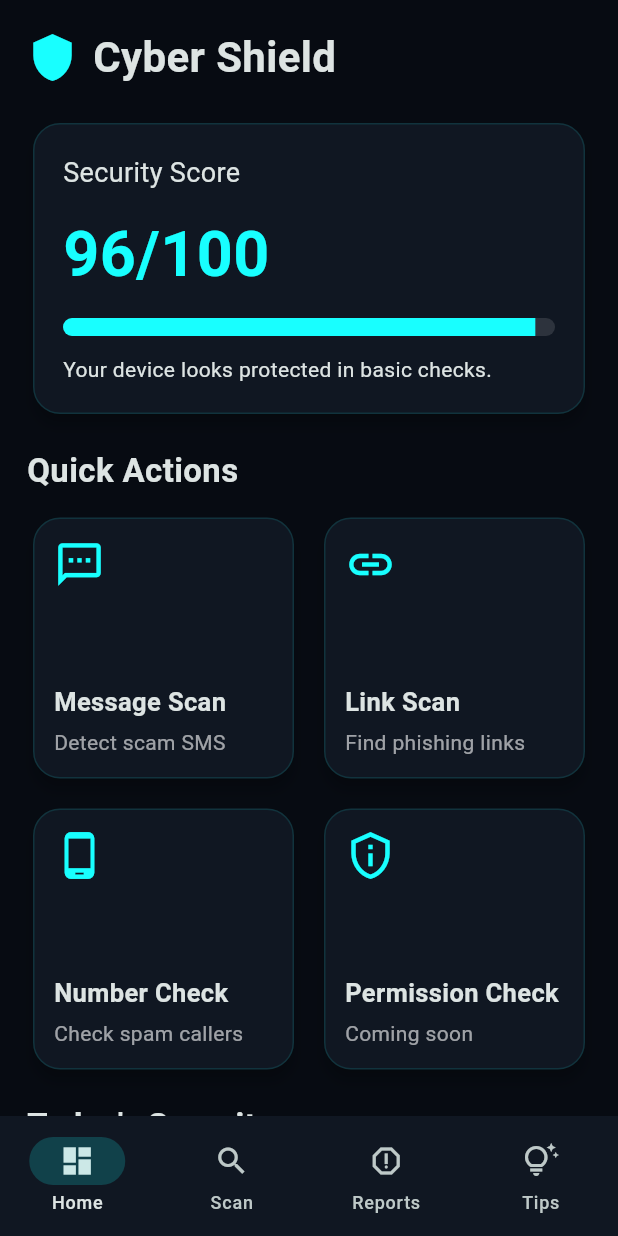
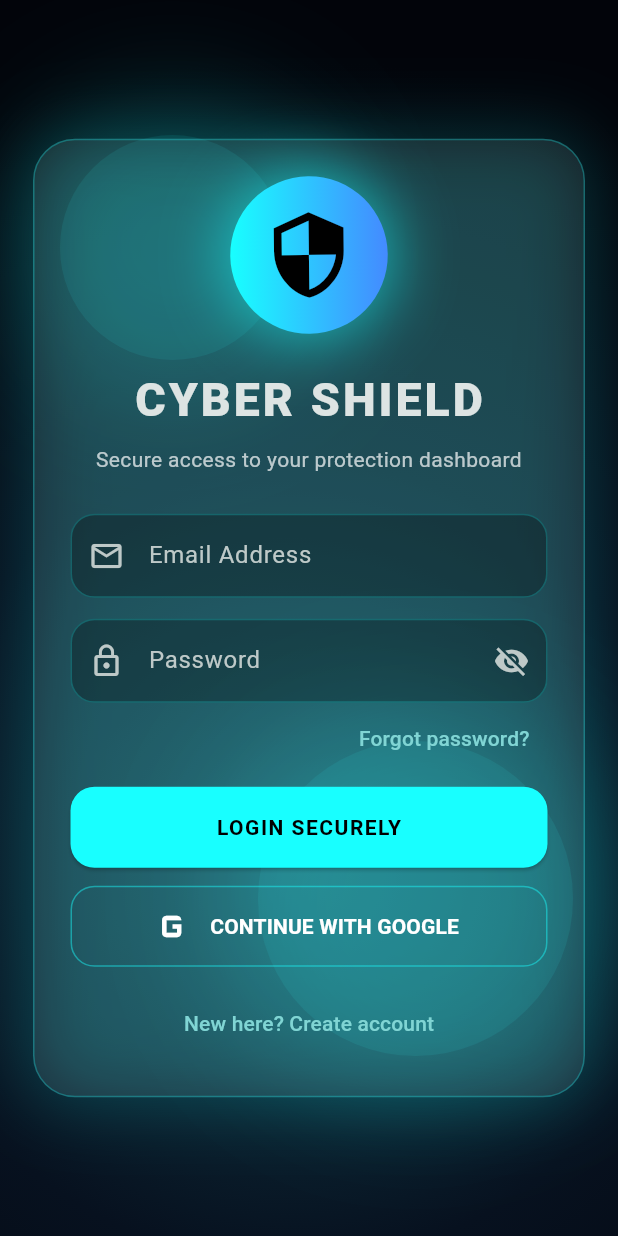
Before and after one commit to pandeyalok81249-dotcom/cyber_shield, a Flutter app: the screen it shows after launch, on a phone screen of 412 x 824 dp. Run offline on Flutter 3.47's test engine with Material 3 defaults, Android fonts, the phone set to English and light mode, and no system bars; our stand-ins replace cloud_firestore, firebase_auth, firebase_core; accounts and stored records are empty.

Commit message:
Add Firebase authentication and user profiles

```diff
--- a/lib/app.dart
+++ b/lib/app.dart
@@ -1,6 +1,8 @@
+import 'package:firebase_auth/firebase_auth.dart';
 import 'package:flutter/material.dart';
 
 import 'main.dart';
+import 'screens/login_screen.dart';
 
 class CyberShieldApp extends StatelessWidget {
   const CyberShieldApp({super.key});
@@ -19,7 +21,22 @@ class CyberShieldApp extends StatelessWidget {
           brightness: Brightness.dark,
         ),
       ),
-      home: const AppShell(),
+      home: StreamBuilder<User?>(
+        stream: FirebaseAuth.instance.authStateChanges(),
+        builder: (context, snapshot) {
+          if (snapshot.connectionState == ConnectionState.waiting) {
+            return const Scaffold(
+              body: Center(child: CircularProgressIndicator()),
+            );
+          }
+
+          if (snapshot.hasData) {
+            return const AppShell();
+          }
+
+          return const LoginScreen();
+        },
+      ),
     );
   }
 }
--- a/lib/main.dart
+++ b/lib/main.dart
@@ -6,6 +6,7 @@ import 'screens/reports_screen.dart';
 import 'screens/tips_screen.dart';
 import 'package:firebase_core/firebase_core.dart';
 import 'firebase_options.dart';
+import 'package:firebase_auth/firebase_auth.dart';
 
 Future<void> main() async {
   WidgetsFlutterBinding.ensureInitialized();
@@ -37,7 +38,18 @@ class _AppShellState extends State<AppShell> {
   @override
   Widget build(BuildContext context) {
     return Scaffold(
-      body: pages[currentIndex],
+  appBar: AppBar(
+    title: const Text("Cyber Shield"),
+    actions: [
+      IconButton(
+        icon: const Icon(Icons.logout),
+        onPressed: () async {
+          await FirebaseAuth.instance.signOut();
+        },
+      ),
+    ],
+  ),
+  body: pages[currentIndex],
       bottomNavigationBar: NavigationBar(
         selectedIndex: currentIndex,
         backgroundColor: const Color(0xFF101722),
--- a/lib/screens/login_screen.dart
+++ b/lib/screens/login_screen.dart
@@ -0,0 +1,435 @@
+import 'dart:math';
+import 'package:firebase_auth/firebase_auth.dart';
+import 'package:flutter/material.dart';
+import 'package:cloud_firestore/cloud_firestore.dart';
+
+class LoginScreen extends StatefulWidget {
+  const LoginScreen({super.key});
+
+  @override
+  State<LoginScreen> createState() => _LoginScreenState();
+}
+
+class _LoginScreenState extends State<LoginScreen>
+    with SingleTickerProviderStateMixin {
+  final emailController = TextEditingController();
+  final passwordController = TextEditingController();
+
+  bool isLogin = true;
+  bool loading = false;
+  bool hidePassword = true;
+
+  late AnimationController animationController;
+
+  @override
+  void initState() {
+    super.initState();
+    animationController =
+        AnimationController(vsync: this, duration: const Duration(seconds: 8))
+          ..repeat();
+  }
+
+  @override
+  void dispose() {
+    animationController.dispose();
+    emailController.dispose();
+    passwordController.dispose();
+    super.dispose();
+  }
+
+  bool validateInputs() {
+    final email = emailController.text.trim();
+    final password = passwordController.text.trim();
+
+    if (email.isEmpty || !email.contains("@")) {
+      showMessage("Enter a valid email address.");
+      return false;
+    }
+
+    if (password.length < 6) {
+      showMessage("Password must be at least 6 characters.");
+      return false;
+    }
+
+    return true;
+  }
+  Future<void> saveUserProfile(User user) async {
+  await FirebaseFirestore.instance.collection("users").doc(user.uid).set({
+    "uid": user.uid,
+    "email": user.email,
+    "displayName": user.displayName ?? "",
+    "photoURL": user.photoURL ?? "",
+    "createdAt": FieldValue.serverTimestamp(),
+  }, SetOptions(merge: true));
+}
+
+Future<void> submit() async {
+  if (!validateInputs()) return;
+
+  setState(() => loading = true);
+
+  try {
+    UserCredential credential;
+
+    if (isLogin) {
+      credential = await FirebaseAuth.instance.signInWithEmailAndPassword(
+        email: emailController.text.trim(),
+        password: passwordController.text.trim(),
+      );
+    } else {
+      credential = await FirebaseAuth.instance.createUserWithEmailAndPassword(
+        email: emailController.text.trim(),
+        password: passwordController.text.trim(),
+      );
+    }
+
+    final user = credential.user;
+    if (user != null) {
+      await saveUserProfile(user);
+    }
+  } on FirebaseAuthException catch (e) {
+    showMessage(firebaseError(e.code));
+  } finally {
+    if (mounted) setState(() => loading = false);
+  }
+}
+Future<void> signInWithGoogle() async {
+  setState(() => loading = true);
+
+  try {
+    final provider = GoogleAuthProvider();
+
+    provider.setCustomParameters({
+      'prompt': 'select_account',
+    });
+
+    final credential = await FirebaseAuth.instance.signInWithPopup(provider);
+
+    final user = credential.user;
+    if (user != null) {
+      await saveUserProfile(user);
+    }
+  } on FirebaseAuthException catch (e) {
+    showMessage(firebaseError(e.code));
+  } catch (e) {
+    debugPrint("Google Error: $e");
+    showMessage(e.toString());
+  } finally {
+    if (mounted) setState(() => loading = false);
+  }
+}
+
+  Future<void> forgotPassword() async {
+    final email = emailController.text.trim();
+
+    if (email.isEmpty || !email.contains("@")) {
+      showMessage("Enter your email first.");
+      return;
+    }
+
+    try {
+      await FirebaseAuth.instance.sendPasswordResetEmail(email: email);
+      showMessage("Password reset email sent.");
+    } on FirebaseAuthException catch (e) {
+      showMessage(firebaseError(e.code));
+    }
+  }
+
+  String firebaseError(String code) {
+    switch (code) {
+      case "invalid-email":
+        return "Invalid email address.";
+      case "user-not-found":
+        return "No account found with this email.";
+      case "wrong-password":
+        return "Wrong password.";
+      case "email-already-in-use":
+        return "This email is already registered.";
+      case "weak-password":
+        return "Use a stronger password.";
+      case "network-request-failed":
+        return "Network error. Check your internet.";
+      case "popup-closed-by-user":
+        return "Google sign-in was cancelled.";
+      default:
+        return "Something went wrong. Try again.";
+    }
+  }
+
+  void showMessage(String message) {
+    ScaffoldMessenger.of(context).showSnackBar(
+      SnackBar(content: Text(message)),
+    );
+  }
+
+  @override
+  Widget build(BuildContext context) {
+    final isWide = MediaQuery.of(context).size.width > 850;
+
+    return Scaffold(
+      body: AnimatedBuilder(
+        animation: animationController,
+        builder: (context, _) {
+          return Container(
+            decoration: BoxDecoration(
+              gradient: RadialGradient(
+                center: Alignment(
+                  sin(animationController.value * 2 * pi) * 0.4,
+                  cos(animationController.value * 2 * pi) * 0.4,
+                ),
+                radius: 1.3,
+                colors: const [
+                  Color(0xFF103B49),
+                  Color(0xFF07111F),
+                  Color(0xFF02040A),
+                ],
+              ),
+            ),
+            child: Stack(
+              children: [
+                Positioned(top: 90, left: 40, child: glowCircle(150)),
+                Positioned(bottom: 120, right: 30, child: glowCircle(210)),
+                Center(
+                  child: SingleChildScrollView(
+                    padding: const EdgeInsets.all(22),
+                    child: isWide
+                        ? Row(
+                            mainAxisAlignment: MainAxisAlignment.center,
+                            children: [
+                              heroPanel(),
+                              const SizedBox(width: 36),
+                              loginCard(),
+                            ],
+                          )
+                        : loginCard(),
+                  ),
+                ),
+              ],
+            ),
+          );
+        },
+      ),
+    );
+  }
+
+  Widget heroPanel() {
+    return const SizedBox(
+      width: 390,
+      child: Column(
+        crossAxisAlignment: CrossAxisAlignment.start,
+        children: [
+          Icon(Icons.shield, size: 90, color: Colors.cyanAccent),
+          SizedBox(height: 18),
+          Text(
+            "AI Powered\nFraud Protection",
+            style: TextStyle(
+              fontSize: 44,
+              fontWeight: FontWeight.w900,
+              height: 1.1,
+            ),
+          ),
+          SizedBox(height: 16),
+          Text(
+            "Detect scam messages, risky links, fraud numbers and protect your digital identity.",
+            style: TextStyle(fontSize: 17, color: Colors.white70),
+          ),
+        ],
+      ),
+    );
+  }
+
+  Widget loginCard() {
+    return Container(
+      constraints: const BoxConstraints(maxWidth: 430),
+      padding: const EdgeInsets.all(24),
+      decoration: BoxDecoration(
+        color: Colors.white.withValues(alpha: 0.08),
+        borderRadius: BorderRadius.circular(28),
+        border: Border.all(
+          color: Colors.cyanAccent.withValues(alpha: 0.28),
+        ),
+        boxShadow: [
+          BoxShadow(
+            color: Colors.cyanAccent.withValues(alpha: 0.18),
+            blurRadius: 40,
+            spreadRadius: 4,
+          ),
+        ],
+      ),
+      child: Column(
+        mainAxisSize: MainAxisSize.min,
+        children: [
+          Transform.rotate(
+            angle: sin(animationController.value * 2 * pi) * 0.08,
+            child: Container(
+              height: 105,
+              width: 105,
+              decoration: BoxDecoration(
+                shape: BoxShape.circle,
+                gradient: const LinearGradient(
+                  colors: [Colors.cyanAccent, Colors.blueAccent],
+                ),
+                boxShadow: [
+                  BoxShadow(
+                    color: Colors.cyanAccent.withValues(alpha: 0.55),
+                    blurRadius: 35,
+                    spreadRadius: 5,
+                  ),
+                ],
+              ),
+              child: const Icon(Icons.security, size: 62, color: Colors.black),
+            ),
+          ),
+          const SizedBox(height: 22),
+          const Text(
+            "CYBER SHIELD",
+            style: TextStyle(
+              fontSize: 31,
+              fontWeight: FontWeight.w900,
+              letterSpacing: 2,
+            ),
+          ),
+          const SizedBox(height: 8),
+          Text(
+            isLogin
+                ? "Secure access to your protection dashboard"
+                : "Create your secure protection account",
+            textAlign: TextAlign.center,
+            style: const TextStyle(color: Colors.white70),
+          ),
+          const SizedBox(height: 26),
+          TextField(
+            controller: emailController,
+            keyboardType: TextInputType.emailAddress,
+            decoration: inputDecoration("Email Address", Icons.email_outlined),
+          ),
+          const SizedBox(height: 14),
+          TextField(
+            controller: passwordController,
+            obscureText: hidePassword,
+            decoration: inputDecoration("Password", Icons.lock_outline)
+                .copyWith(
+              suffixIcon: IconButton(
+                icon: Icon(
+                  hidePassword ? Icons.visibility_off : Icons.visibility,
+                ),
+                onPressed: () {
+                  setState(() => hidePassword = !hidePassword);
+                },
+              ),
+            ),
+          ),
+          Align(
+            alignment: Alignment.centerRight,
+            child: TextButton(
+              onPressed: forgotPassword,
+              child: const Text("Forgot password?"),
+            ),
+          ),
+          const SizedBox(height: 8),
+          SizedBox(
+            width: double.infinity,
+            height: 54,
+            child: ElevatedButton(
+              onPressed: loading ? null : submit,
+              style: ElevatedButton.styleFrom(
+                backgroundColor: Colors.cyanAccent,
+                foregroundColor: Colors.black,
+                shape: RoundedRectangleBorder(
+                  borderRadius: BorderRadius.circular(16),
+                ),
+              ),
+              child: loading
+                  ? const SizedBox(
+                      height: 22,
+                      width: 22,
+                      child: CircularProgressIndicator(
+                        strokeWidth: 2,
+                        color: Colors.black,
+                      ),
+                    )
+                  : Text(
+                      isLogin ? "LOGIN SECURELY" : "CREATE ACCOUNT",
+                      style: const TextStyle(
+                        fontWeight: FontWeight.bold,
+                        letterSpacing: 1,
+                      ),
+                    ),
+            ),
+          ),
+          const SizedBox(height: 12),
+          SizedBox(
+            width: double.infinity,
+            height: 54,
+            child: OutlinedButton.icon(
+              onPressed: loading ? null : signInWithGoogle,
+              icon: const Icon(Icons.g_mobiledata, size: 34),
+              label: const Text(
+                "CONTINUE WITH GOOGLE",
+                style: TextStyle(fontWeight: FontWeight.bold),
+              ),
+              style: OutlinedButton.styleFrom(
+                foregroundColor: Colors.white,
+                side: BorderSide(
+                  color: Colors.cyanAccent.withValues(alpha: 0.45),
+                ),
+                shape: RoundedRectangleBorder(
+                  borderRadius: BorderRadius.circular(16),
+                ),
+              ),
+            ),
+          ),
+          const SizedBox(height: 14),
+          TextButton(
+            onPressed: () {
+              setState(() => isLogin = !isLogin);
+            },
+            child: Text(
+              isLogin
+                  ? "New here? Create account"
+                  : "Already protected? Login",
+            ),
+          ),
+        ],
+      ),
+    );
+  }
+
+  Widget glowCircle(double size) {
+    return Container(
+      height: size,
+      width: size,
+      decoration: BoxDecoration(
+        shape: BoxShape.circle,
+        color: Colors.cyanAccent.withValues(alpha: 0.08),
+        boxShadow: [
+          BoxShadow(
+            color: Colors.cyanAccent.withValues(alpha: 0.18),
+            blurRadius: 70,
+            spreadRadius: 25,
+          ),
+        ],
+      ),
+    );
+  }
+
+  InputDecoration inputDecoration(String label, IconData icon) {
+    return InputDecoration(
+      labelText: label,
+      prefixIcon: Icon(icon),
+      filled: true,
+      fillColor: Colors.black.withValues(alpha: 0.28),
+      border: OutlineInputBorder(borderRadius: BorderRadius.circular(16)),
+      enabledBorder: OutlineInputBorder(
+        borderRadius: BorderRadius.circular(16),
+        borderSide: BorderSide(
+          color: Colors.cyanAccent.withValues(alpha: 0.22),
+        ),
+      ),
+      focusedBorder: OutlineInputBorder(
+        borderRadius: BorderRadius.circular(16),
+        borderSide: const BorderSide(color: Colors.cyanAccent, width: 1.4),
+      ),
+    );
+  }
+}
```
Also changed, not shown: 1 other file.
